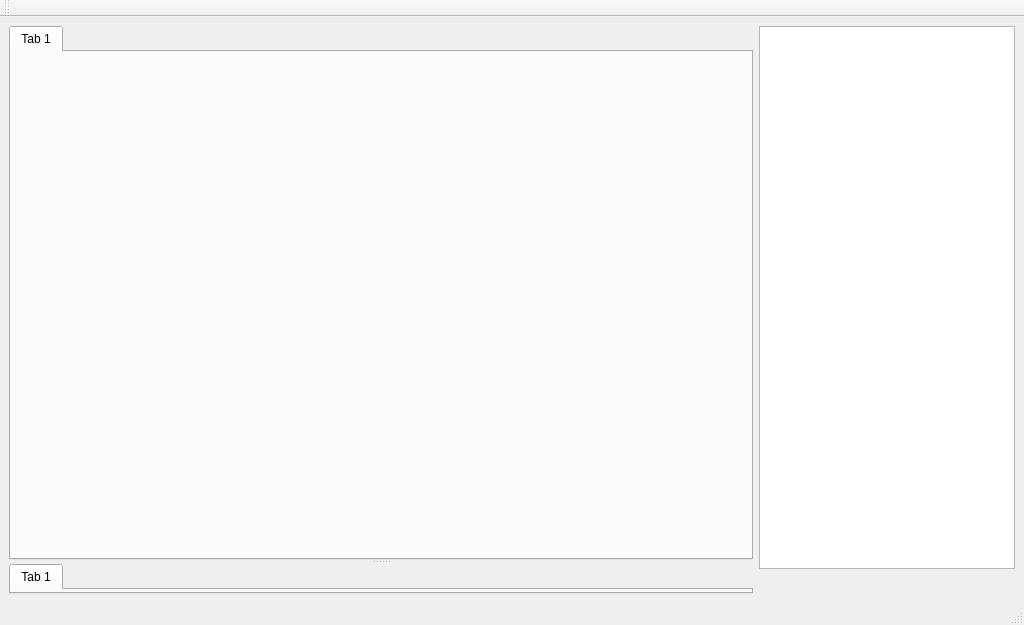
First picture: the form in ui/MainWindow.ui, repository kipr/kiss, before the edit.
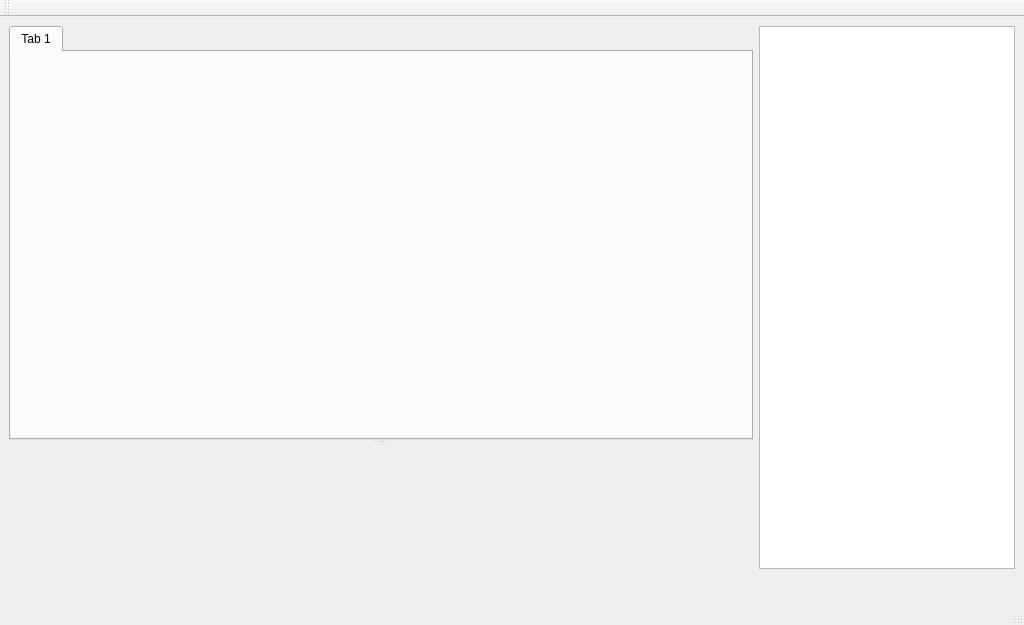
Second picture: the form after the edit. Icons and pictures are not drawn. Custom widgets are drawn as their Qt base class.

What changed in the file:
```diff
--- a/ui/MainWindow.ui
+++ b/ui/MainWindow.ui
@@ -69,15 +69,13 @@
         </attribute>
        </widget>
       </widget>
-      <widget class="QTabWidget" name="ui_errorView">
-       <property name="currentIndex">
-        <number>0</number>
+      <widget class="ErrorWidget" name="ui_errors" native="true">
+       <property name="minimumSize">
+        <size>
+         <width>0</width>
+         <height>150</height>
+        </size>
        </property>
-       <widget class="QWidget" name="tab_2">
-        <attribute name="title">
-         <string>Tab 1</string>
-        </attribute>
-       </widget>
       </widget>
      </widget>
     </item>
@@ -216,6 +214,14 @@
    </attribute>
   </widget>
  </widget>
+ <customwidgets>
+  <customwidget>
+   <class>ErrorWidget</class>
+   <extends>QWidget</extends>
+   <header>ErrorWidget.h</header>
+   <container>1</container>
+  </customwidget>
+ </customwidgets>
  <resources>
   <include location="../rc/rc.qrc"/>
  </resources>
```
Left out of the diff: 2 changed lines with no effect on the pictures.
